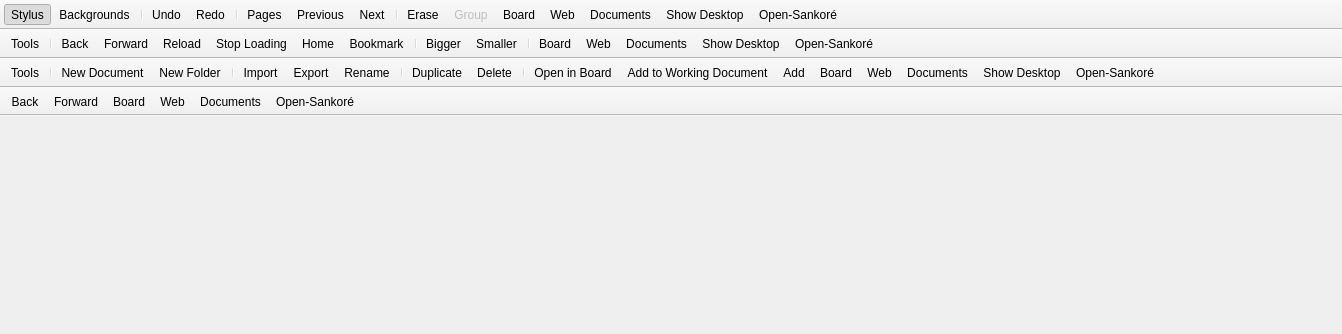
First picture: the form in resources/forms/mainWindow.ui, repository davidguyomarch/Sankore, before the edit.
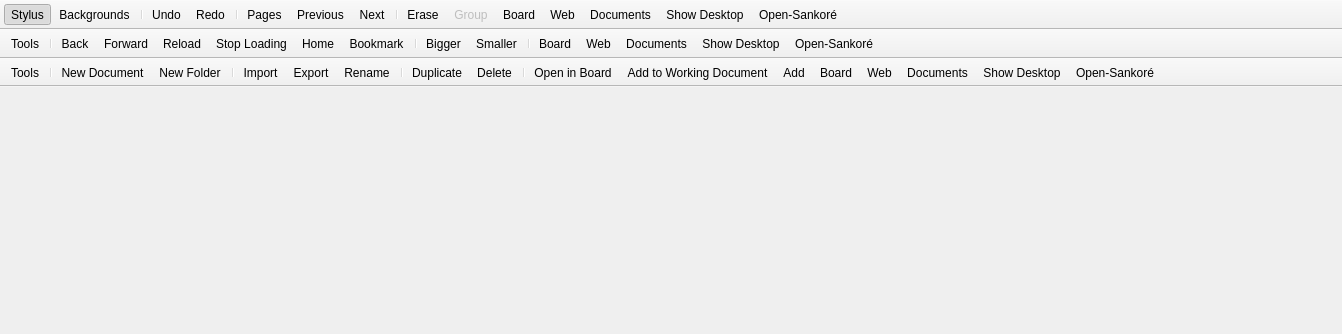
Second picture: the form after the edit. Icons and pictures are not drawn.

Commit message:
fix(#85): remove dead Tutorial mode code
Same pattern as Paraschool removal:
- Removed Tutorial from MainMode and WebInstance enums
- Removed showTutorial() function and declaration
- Removed tutorialToolBar from mainWindow.ui and all show/hide refs
- Removed actionTutorial from .ui, connect(), and menu
- Removed setupToolBarForTutorial() from WBBrowserWindow
- Removed Tutorial case from UBBoardPaletteManager switch

Diff of the .ui file:
```diff
--- a/resources/forms/mainWindow.ui
+++ b/resources/forms/mainWindow.ui
@@ -171,44 +171,6 @@
    <addaction name="actionDesktop"/>
    <addaction name="actionMenu"/>
   </widget>
-  <widget class="QToolBar" name="tutorialToolBar">
-   <property name="contextMenuPolicy">
-    <enum>Qt::PreventContextMenu</enum>
-   </property>
-   <property name="windowTitle">
-    <string>Tutorial</string>
-   </property>
-   <property name="layoutDirection">
-    <enum>Qt::LeftToRight</enum>
-   </property>
-   <property name="movable">
-    <bool>false</bool>
-   </property>
-   <property name="allowedAreas">
-    <set>Qt::BottomToolBarArea|Qt::TopToolBarArea</set>
-   </property>
-   <property name="iconSize">
-    <size>
-     <width>32</width>
-     <height>32</height>
-    </size>
-   </property>
-   <property name="floatable">
-    <bool>false</bool>
-   </property>
-   <attribute name="toolBarArea">
-    <enum>TopToolBarArea</enum>
-   </attribute>
-   <attribute name="toolBarBreak">
-    <bool>true</bool>
-   </attribute>
-   <addaction name="actionWebBack"/>
-   <addaction name="actionWebForward"/>
-   <addaction name="actionBoard"/>
-   <addaction name="actionWeb"/>
-   <addaction name="actionDocument"/>
-   <addaction name="actionMenu"/>
-  </widget>
   <action name="actionStylus">
    <property name="checkable">
     <bool>true</bool>
```
Left out of the diff: 12 changed lines with no effect on the pictures. The commit also changes 9 other files.
